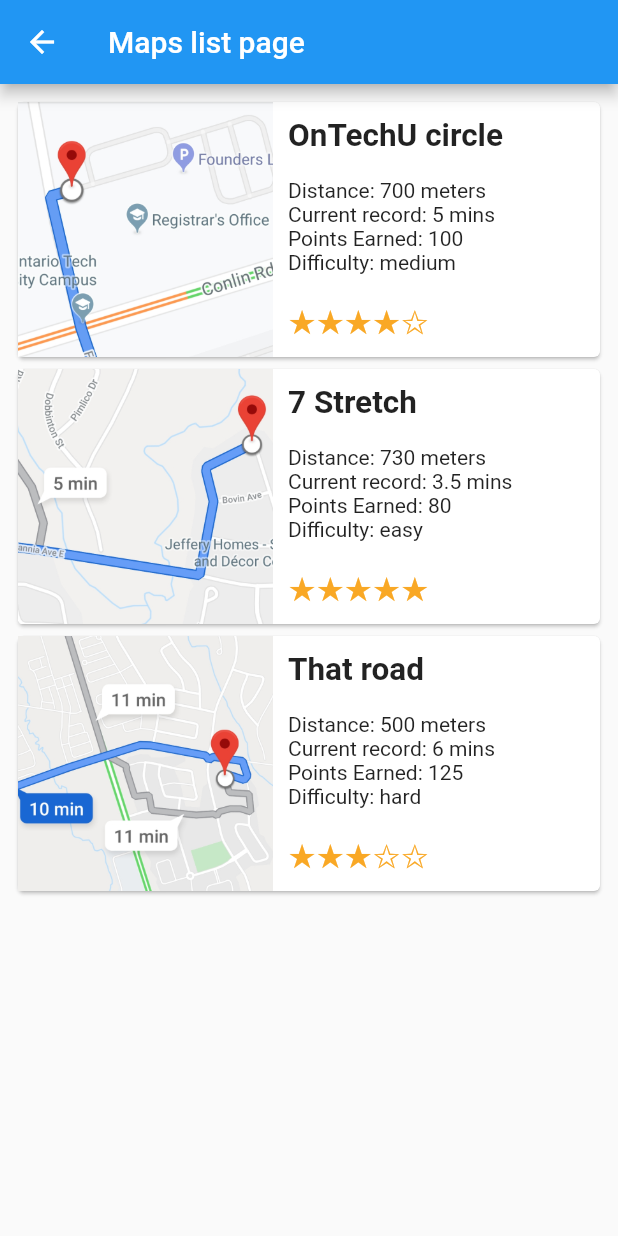
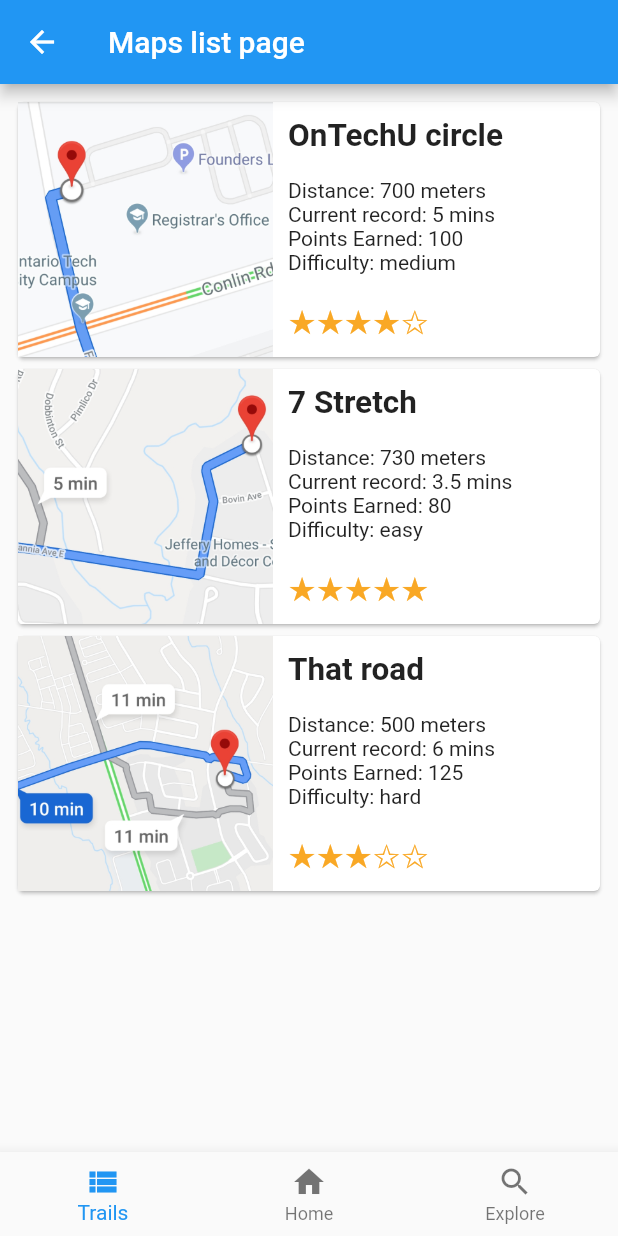
Before and after one commit to justinjk007/ui-course-project, a Flutter app: the MapsListPage screen opened directly, on a phone screen of 412 x 824 dp. Run offline on Flutter 3.47's test engine with Material 2 defaults, Android fonts, the phone set to English and light mode, and no system bars; missing offline and left inert: expandable_card, flutter_timer.

Commit message:
modified:   lib/maps_list_page.dart 	assets/profile.png 	lib/home_page.dart

```diff
--- a/lib/maps_list_page.dart
+++ b/lib/maps_list_page.dart
@@ -1,3 +1,4 @@
+import 'package:byke/home_page.dart';
 import 'package:flutter/material.dart';
 import 'maps_list_widget.dart';
 
@@ -28,6 +29,7 @@ class _MapsListPageState extends State<MapsListPage> {
 
   @override
   Widget build(BuildContext context) {
+    var _curIndex = 0;
         return Scaffold(
           appBar: AppBar(
             title: Text("Maps list page"),
@@ -64,6 +66,51 @@ class _MapsListPageState extends State<MapsListPage> {
               ),
             ], // List
           ),
+                  bottomNavigationBar: BottomNavigationBar(// this will be set when a new tab is tapped
+            items: [
+              BottomNavigationBarItem(
+                icon: new Icon(Icons.view_list),
+                title: new Text('Trails'),
+              ),
+              BottomNavigationBarItem(
+                icon: new Icon(Icons.home),
+                title: new Text('Home'),
+              ),
+              BottomNavigationBarItem(
+                icon: Icon(Icons.search),
+                title: Text('Explore')
+              )
+            ],
+            currentIndex: _curIndex = 0,
+        onTap: (index) {
+          setState(() {
+            _curIndex = index;
+            switch (_curIndex) {
+              case 0:
+
+                break;
+              case 1:
+              Navigator.pushReplacement(
+                  context,
+                  new MaterialPageRoute(
+                    settings: RouteSettings(isInitialRoute: true),
+                    builder: (context) => new HomePage(),
+                  ),
+                );
+                break;
+              case 2:
+                Navigator.pushReplacement(
+                  context,
+                  new MaterialPageRoute(
+                    settings: RouteSettings(isInitialRoute: true),
+                    builder: (context) => new HomePage(),
+                  ),
+                );
+            }
+          });
+        }
+
+        ),
     );
   }
 }
```
Lines whose indentation alone changed are shown as unchanged.
